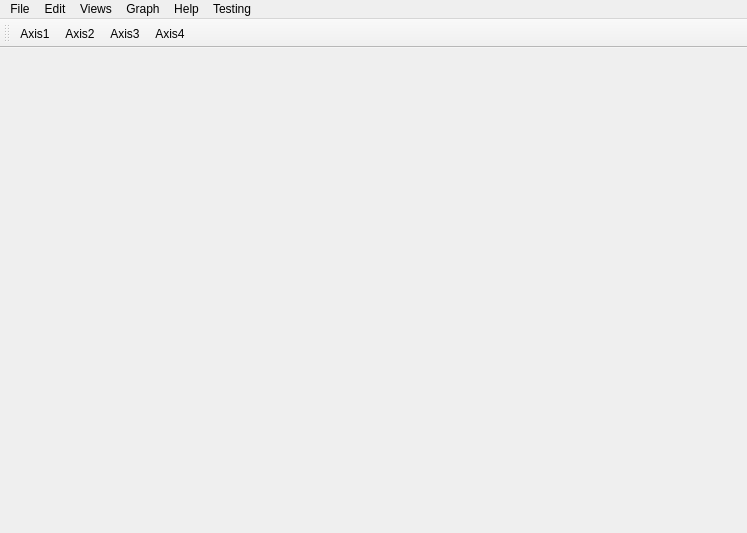
austinmcano/GGG, file src/Ui_Files/main_window.ui: the form before one commit.
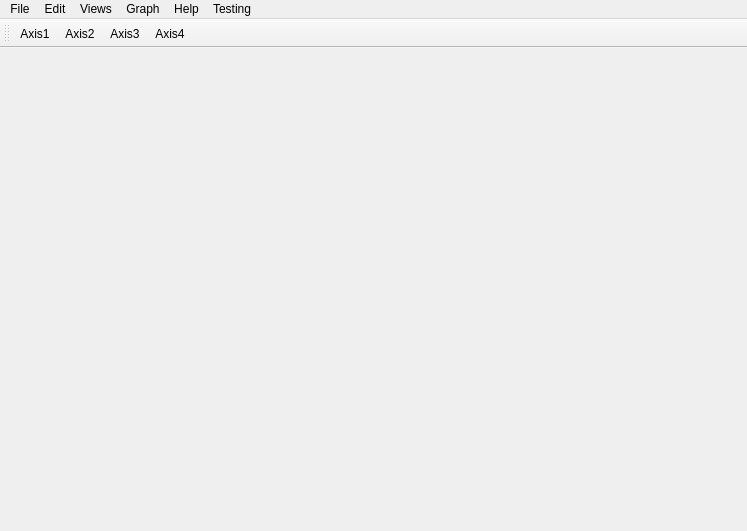
The form after the commit.

The edit to the form file:
```diff
--- a/src/Ui_Files/main_window.ui
+++ b/src/Ui_Files/main_window.ui
@@ -7,7 +7,7 @@
     <x>0</x>
     <y>0</y>
     <width>747</width>
-    <height>533</height>
+    <height>531</height>
    </rect>
   </property>
   <property name="windowTitle">
```
Left out of the diff: 6 changed lines with no effect on the pictures.
